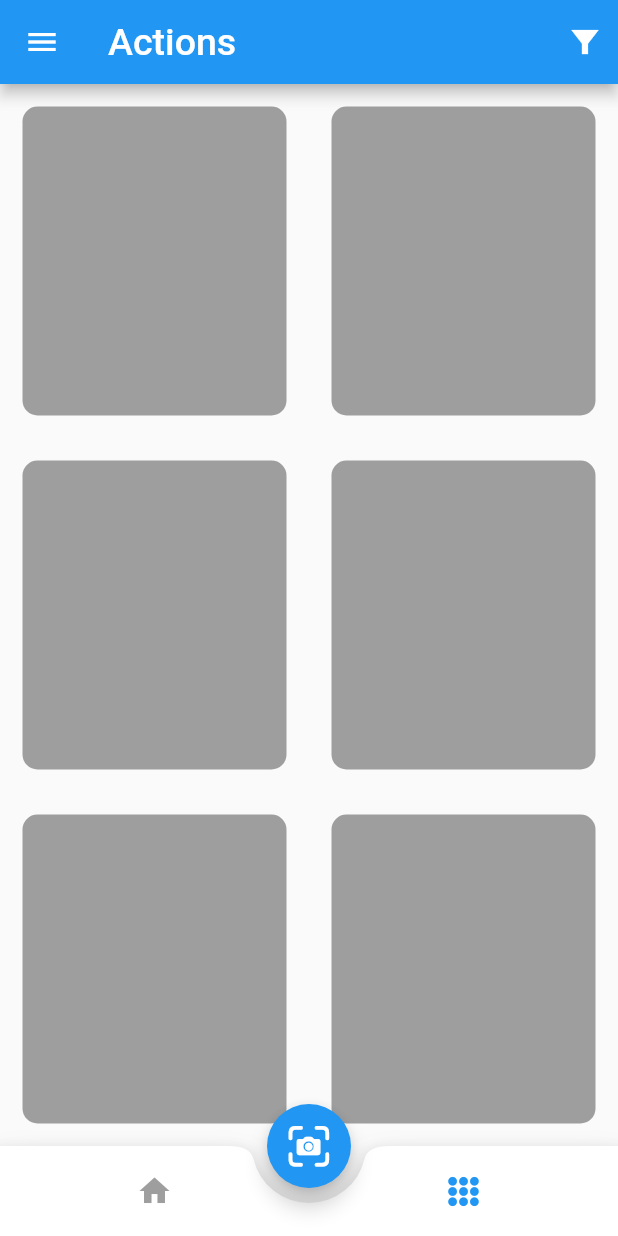
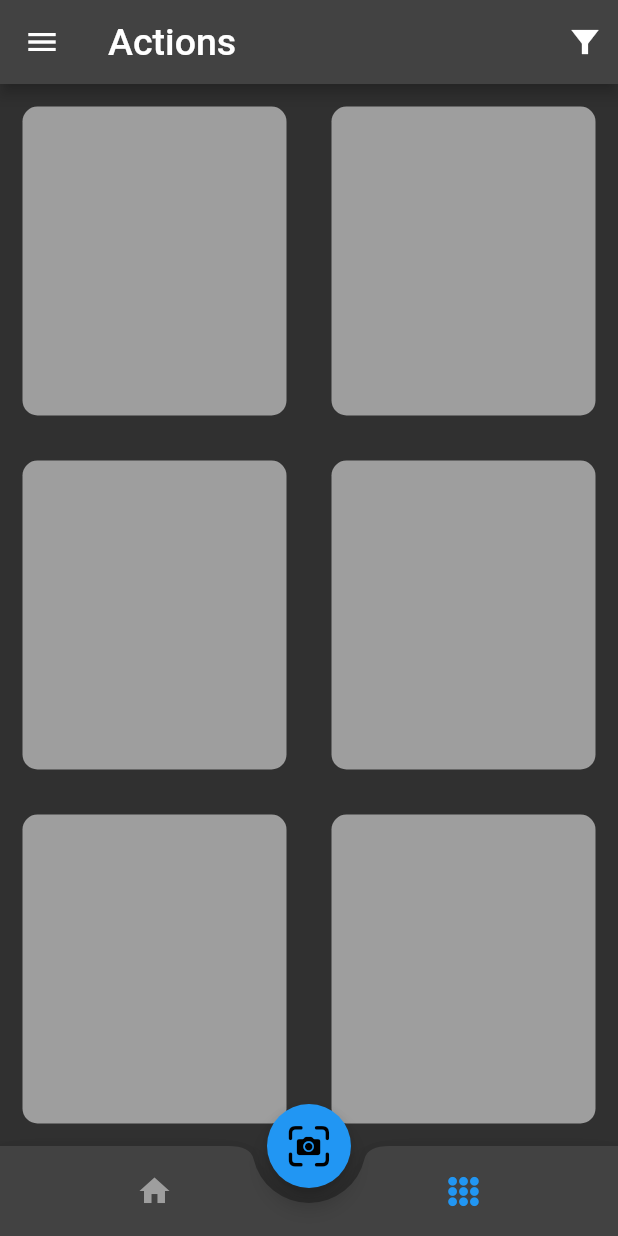
Before and after one commit to KetakiMDeshmukh/eScan, a Flutter app: the screen it shows after launch, after a tap on an icon or button, on a phone screen of 412 x 824 dp. Run offline on Flutter 3.47's test engine with Material 2 defaults, Android fonts, the phone set to English and light mode, and no system bars.

Commit message:
Theme Changed to dark

```diff
--- a/lib/homepage.dart
+++ b/lib/homepage.dart
@@ -48,6 +48,7 @@ class _HomePageState extends State<HomePage> {
         bucket: bucket,
       ),
       floatingActionButton: FloatingActionButton(
+        backgroundColor: Colors.blue,
         child: const Icon(
           CupertinoIcons.camera_viewfinder,
           size: 35.0,
--- a/lib/main.dart
+++ b/lib/main.dart
@@ -15,9 +15,7 @@ class MyApp extends StatelessWidget {
   Widget build(BuildContext context) {
     return MaterialApp(
       title: titleName,
-      theme: ThemeData(
-        primarySwatch: Colors.blue,
-      ),
+      theme: ThemeData.dark(),
       home: const HomePage(),
     );
   }
--- a/lib/menu_page.dart
+++ b/lib/menu_page.dart
@@ -7,13 +7,13 @@ class NavDrawer extends StatelessWidget {
       child: ListView(
         padding: EdgeInsets.zero,
         children: <Widget>[
-          DrawerHeader(
+          const DrawerHeader(
             child: Text(
               'Menu',
               style: TextStyle(color: Colors.white, fontSize: 25),
             ),
             decoration: BoxDecoration(
-                color: Colors.blue,
+                color: Colors.blueAccent,
                 image: DecorationImage(
                     fit: BoxFit.fill,
                     image: AssetImage('assets/images/cover.jpg'))),
```
